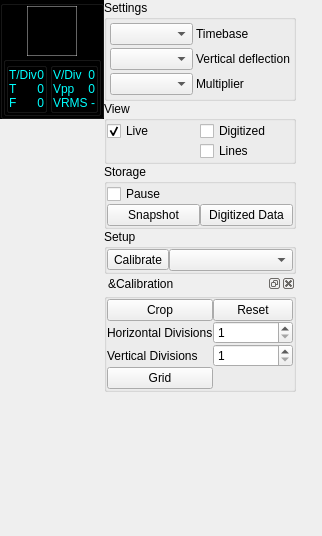
Above: Forms/Controls.ui from JosephEoff/D43 before the change. Below: the same form after it.
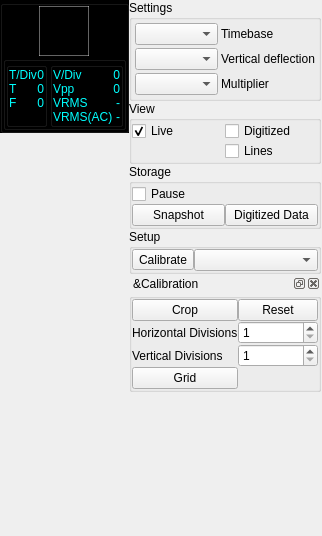
That is the form after the change. Custom widgets are drawn as their Qt base class.

```diff
--- a/Forms/Controls.ui
+++ b/Forms/Controls.ui
@@ -545,6 +545,41 @@
                   </property>
                  </widget>
                 </item>
+                <item row="3" column="0">
+                 <widget class="QLabel" name="labelVRMSAC">
+                  <property name="sizePolicy">
+                   <sizepolicy hsizetype="MinimumExpanding" vsizetype="Preferred">
+                    <horstretch>0</horstretch>
+                    <verstretch>0</verstretch>
+                   </sizepolicy>
+                  </property>
+                  <property name="styleSheet">
+                   <string notr="true">color: rgb(0, 255, 255);</string>
+                  </property>
+                  <property name="text">
+                   <string>VRMS(AC)</string>
+                  </property>
+                 </widget>
+                </item>
+                <item row="3" column="1">
+                 <widget class="QLabel" name="labelVRMSAC_Display">
+                  <property name="sizePolicy">
+                   <sizepolicy hsizetype="MinimumExpanding" vsizetype="Preferred">
+                    <horstretch>0</horstretch>
+                    <verstretch>0</verstretch>
+                   </sizepolicy>
+                  </property>
+                  <property name="styleSheet">
+                   <string notr="true">color: rgb(0, 255, 255);</string>
+                  </property>
+                  <property name="text">
+                   <string>-</string>
+                  </property>
+                  <property name="alignment">
+                   <set>Qt::AlignRight|Qt::AlignTrailing|Qt::AlignVCenter</set>
+                  </property>
+                 </widget>
+                </item>
                </layout>
               </widget>
              </item>
```
Left out of the diff: 6 changed lines with no effect on the pictures.
